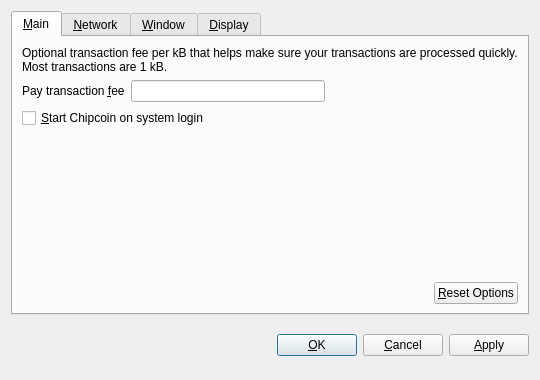
This is src/qt/forms/optionsdialog.ui in Tillkoeln/chipcoin as Qt 5 draws it before an edit. The edited form follows.
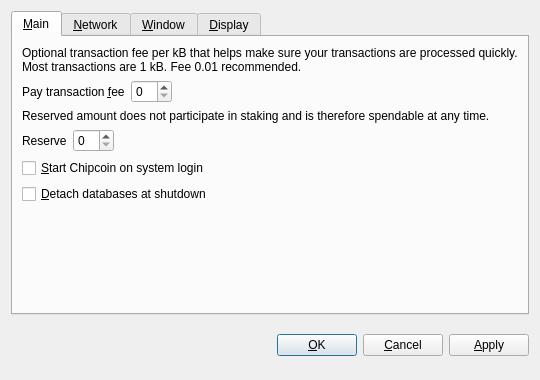
This is the edited form. The open tabs and pages were chosen to show the change. Custom widgets are drawn as their Qt base class.

Diff of the .ui file:
```diff
--- a/src/qt/forms/optionsdialog.ui
+++ b/src/qt/forms/optionsdialog.ui
@@ -33,7 +33,7 @@
        <item>
         <widget class="QLabel" name="transactionFeeInfoLabel">
          <property name="text">
-          <string>Optional transaction fee per kB that helps make sure your transactions are processed quickly. Most transactions are 1 kB.</string>
+          <string>Optional transaction fee per kB that helps make sure your transactions are processed quickly. Most transactions are 1 kB. Fee 0.01 recommended.</string>
          </property>
          <property name="textFormat">
           <enum>Qt::PlainText</enum>
@@ -62,7 +62,53 @@
           <widget class="BitcoinAmountField" name="transactionFee"/>
          </item>
          <item>
-          <spacer name="horizontalSpacer_1_Main">
+          <spacer name="horizontalSpacerFee">
+           <property name="orientation">
+            <enum>Qt::Horizontal</enum>
+           </property>
+           <property name="sizeHint" stdset="0">
+            <size>
+             <width>40</width>
+             <height>20</height>
+            </size>
+           </property>
+          </spacer>
+         </item>
+        </layout>
+       </item>
+       <item>
+        <widget class="QLabel" name="reserveBalanceInfoLabel">
+         <property name="text">
+          <string>Reserved amount does not participate in staking and is therefore spendable at any time.</string>
+         </property>
+         <property name="textFormat">
+          <enum>Qt::PlainText</enum>
+         </property>
+         <property name="wordWrap">
+          <bool>true</bool>
+         </property>
+        </widget>
+       </item>
+       <item>
+        <layout class="QHBoxLayout" name="horizontalLayoutReserveBalance">
+         <item>
+          <widget class="QLabel" name="reserveBalanceLabel">
+           <property name="text">
+            <string>Reserve</string>
+           </property>
+           <property name="textFormat">
+            <enum>Qt::PlainText</enum>
+           </property>
+           <property name="buddy">
+            <cstring>reserveBalance</cstring>
+           </property>
+          </widget>
+         </item>
+         <item>
+          <widget class="BitcoinAmountField" name="reserveBalance"/>
+         </item>
+         <item>
+          <spacer name="horizontalSpacerReserveBalance">
            <property name="orientation">
             <enum>Qt::Horizontal</enum>
            </property>
@@ -86,6 +132,16 @@
          </property>
         </widget>
        </item>
+       <item>
+        <widget class="QCheckBox" name="detachDatabases">
+         <property name="toolTip">
+          <string>Detach block and address databases at shutdown. This means they can be moved to another data directory, but it slows down shutdown. The wallet is always detached.</string>
+         </property>
+         <property name="text">
+          <string>&amp;Detach databases at shutdown</string>
+         </property>
+        </widget>
+       </item>
        <item>
         <spacer name="verticalSpacer_Main">
          <property name="orientation">
@@ -99,36 +155,6 @@
          </property>
         </spacer>
        </item>
-       <item>
-        <layout class="QHBoxLayout" name="horizontalLayout_2_Main">
-         <item>
-          <spacer name="horizontalSpacer_2_Main">
-           <property name="orientation">
-            <enum>Qt::Horizontal</enum>
-           </property>
-           <property name="sizeHint" stdset="0">
-            <size>
-             <width>40</width>
-             <height>20</height>
-            </size>
-           </property>
-          </spacer>
-         </item>
-         <item>
-          <widget class="QPushButton" name="resetButton">
-           <property name="toolTip">
-            <string>Reset all client options to default.</string>
-           </property>
-           <property name="text">
-            <string>&amp;Reset Options</string>
-           </property>
-           <property name="autoDefault">
-            <bool>false</bool>
-           </property>
-          </widget>
-         </item>
-        </layout>
-       </item>
       </layout>
      </widget>
      <widget class="QWidget" name="tabNetwork">
@@ -476,7 +502,7 @@
   </customwidget>
   <customwidget>
    <class>BitcoinAmountField</class>
-   <extends>QLineEdit</extends>
+   <extends>QSpinBox</extends>
    <header>bitcoinamountfield.h</header>
    <container>1</container>
   </customwidget>
```
Left out of the diff: 12 changed lines with no effect on the pictures.
